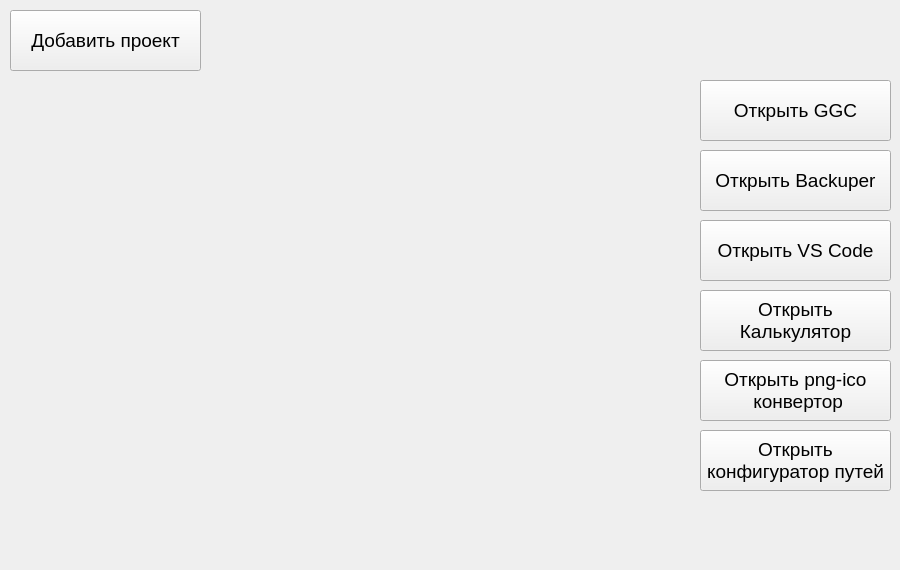
First picture: the form in Barbaris/Launcher.ui, repository Quofite/Barbaris, before the edit.
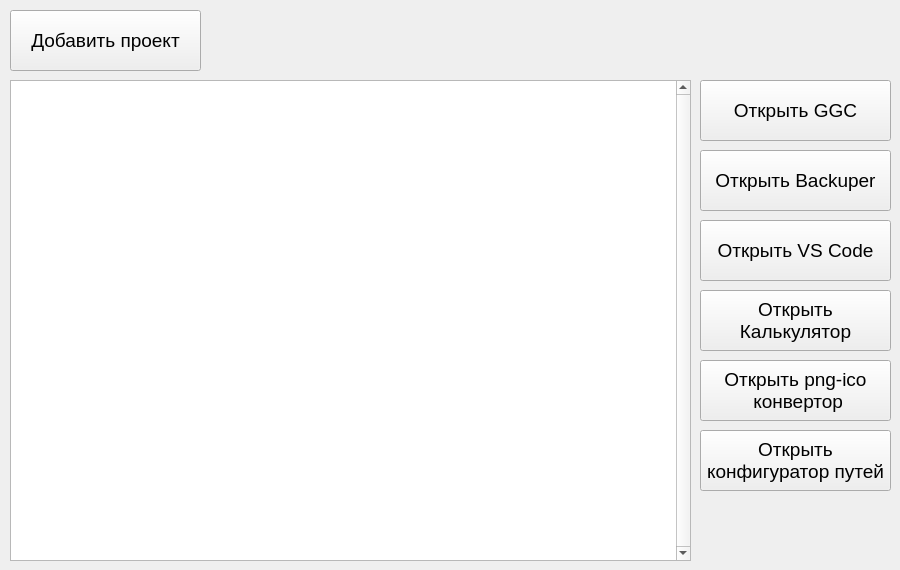
Second picture: the form after the edit.

Patch:
```diff
--- a/Barbaris/Launcher.ui
+++ b/Barbaris/Launcher.ui
@@ -53,17 +53,6 @@
      <string>Добавить проект</string>
     </property>
    </widget>
-   <widget class="QWidget" name="verticalLayoutWidget">
-    <property name="geometry">
-     <rect>
-      <x>10</x>
-      <y>80</y>
-      <width>681</width>
-      <height>481</height>
-     </rect>
-    </property>
-    <layout class="QVBoxLayout" name="projPane"/>
-   </widget>
    <widget class="QPushButton" name="openGGCBtn">
     <property name="geometry">
      <rect>
@@ -175,6 +164,31 @@
 конфигуратор путей</string>
     </property>
    </widget>
+   <widget class="QListWidget" name="projPane">
+    <property name="geometry">
+     <rect>
+      <x>10</x>
+      <y>80</y>
+      <width>681</width>
+      <height>481</height>
+     </rect>
+    </property>
+    <property name="verticalScrollBarPolicy">
+     <enum>Qt::ScrollBarAlwaysOn</enum>
+    </property>
+    <property name="horizontalScrollBarPolicy">
+     <enum>Qt::ScrollBarAlwaysOff</enum>
+    </property>
+    <property name="sizeAdjustPolicy">
+     <enum>QAbstractScrollArea::AdjustToContents</enum>
+    </property>
+    <property name="alternatingRowColors">
+     <bool>false</bool>
+    </property>
+    <property name="spacing">
+     <number>70</number>
+    </property>
+   </widget>
   </widget>
  </widget>
  <resources/>
```
